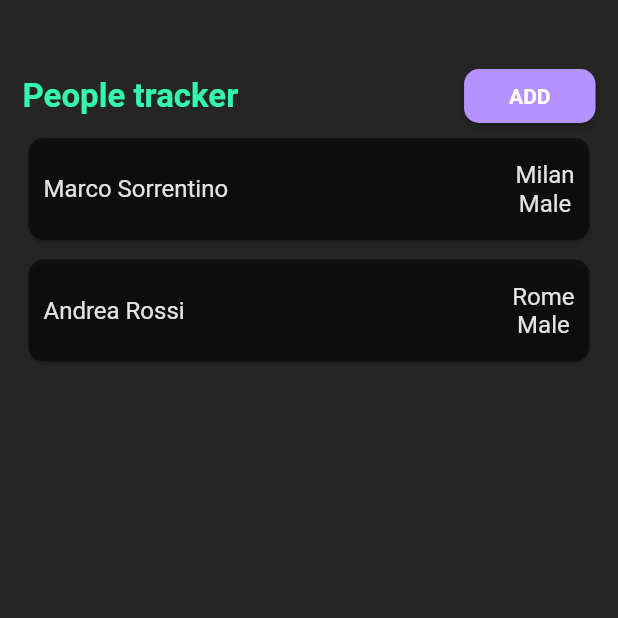
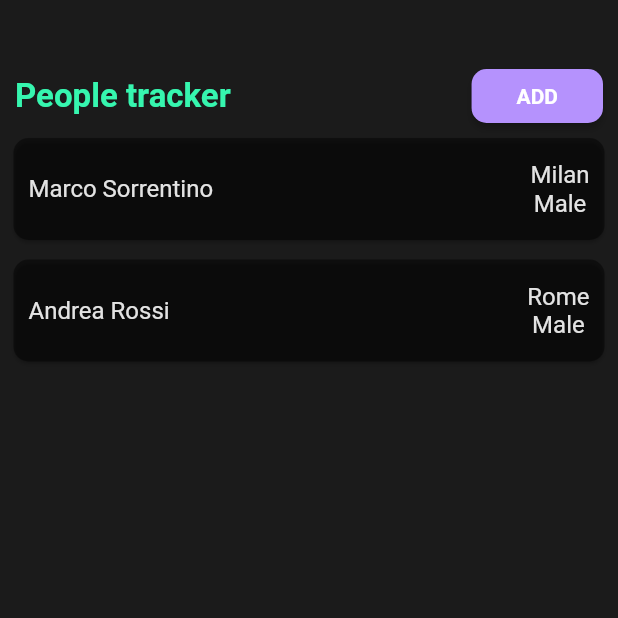
Before and after one commit to marco-sorrentino/input_controller_flutter_project, a Flutter app: the screen it shows after launch, on a phone screen of 412 x 824 dp, the top half of it. Run offline on Flutter 3.47's test engine with Material 2 defaults, Android fonts, the phone set to English and light mode, and no system bars.

Commit message:
fixed padding

```diff
--- a/lib/people_tracker/people_layout.dart
+++ b/lib/people_tracker/people_layout.dart
@@ -37,7 +37,7 @@ class _PeopleLayoutState extends State<PeopleLayout> {
   @override
   Widget build(context) {
     return Container(
-      padding: const EdgeInsets.symmetric(horizontal: 15, vertical: 40),
+      padding: const EdgeInsets.symmetric(horizontal: 5, vertical: 40),
       child: Column(
         children: [
           PeopleNav(onAddPeople: addPeopleToList),
--- a/lib/people_tracker/people_modal.dart
+++ b/lib/people_tracker/people_modal.dart
@@ -1,3 +1,4 @@
+import 'package:flutter/cupertino.dart';
 import 'package:flutter/material.dart';
 import 'package:input_controller/model/people.dart';
 import 'package:input_controller/style/button_style.dart';
@@ -104,7 +105,7 @@ class _PeopleModalState extends State<PeopleModal> {
               ElevatedButton(
                 onPressed: submitToTheList,
                 child: const Text("SUBMIT"),
-              )
+              ),
             ],
           )
         ],
--- a/lib/people_tracker/people_nav.dart
+++ b/lib/people_tracker/people_nav.dart
@@ -19,7 +19,9 @@ class PeopleNav extends StatelessWidget {
       );
     }
 
-    return Row(
+    return Container(
+      padding: const EdgeInsets.symmetric(horizontal: 5),
+      child: Row(
         children: [
           const Text(
             "People tracker",
@@ -32,6 +34,7 @@ class PeopleNav extends StatelessWidget {
             child: const Text("ADD", style: boldText),
           )
         ],
+      ),
     );
   }
 }
--- a/lib/people_tracker/people_single.dart
+++ b/lib/people_tracker/people_single.dart
@@ -19,7 +19,7 @@ class PeopleSingle extends StatelessWidget {
   Widget build(context) {
     return Card(
       shape: RoundedRectangleBorder(borderRadius: BorderRadius.circular(10)),
-      color: const Color.fromARGB(133, 0, 0, 0),
+      color: const Color.fromARGB(109, 0, 0, 0),
       child: Container(
         padding: const EdgeInsets.symmetric(vertical: 15, horizontal: 10),
         child: Row(
--- a/lib/people_tracker/people_tracker.dart
+++ b/lib/people_tracker/people_tracker.dart
@@ -8,7 +8,7 @@ class PeopleTracker extends StatelessWidget {
   Widget build(context) {
     return const MaterialApp(
       home: Scaffold(
-        backgroundColor: Color.fromARGB(255, 37, 37, 37),
+        backgroundColor: Color.fromARGB(255, 27, 27, 27),
         body: PeopleLayout(),
       ),
     );
```
Lines whose indentation alone changed are shown as unchanged.
